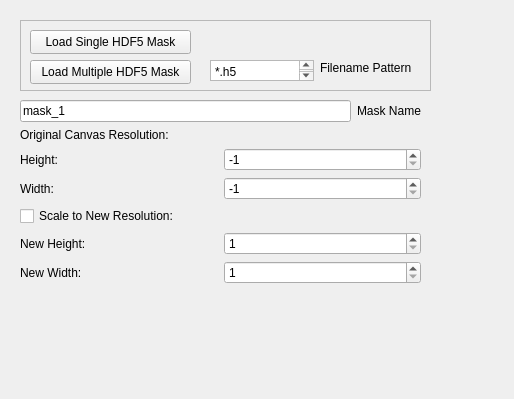
Old version of the form src/WhiskerToolbox/IO_Widgets/MaskLoaderWidget/Mask_Loader_Widget.ui in the repository paulmthompson/WhiskerToolbox.
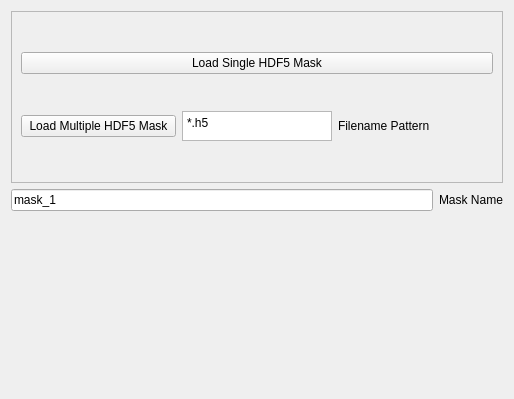
New version of the form. Custom widgets are drawn as their Qt base class.

Commit message: mask loader widget has scaling now

Diff of the .ui file:
```diff
--- a/src/WhiskerToolbox/IO_Widgets/MaskLoaderWidget/Mask_Loader_Widget.ui
+++ b/src/WhiskerToolbox/IO_Widgets/MaskLoaderWidget/Mask_Loader_Widget.ui
@@ -13,84 +13,57 @@
   <property name="windowTitle">
    <string>Form</string>
   </property>
+  <layout class="QVBoxLayout" name="mainVerticalLayout">
+    <item>
   <widget class="QFrame" name="frame">
-   <property name="geometry">
-    <rect>
-     <x>20</x>
-     <y>20</y>
-     <width>411</width>
-     <height>71</height>
-    </rect>
-   </property>
    <property name="frameShape">
     <enum>QFrame::Shape::StyledPanel</enum>
    </property>
    <property name="frameShadow">
     <enum>QFrame::Shadow::Raised</enum>
    </property>
+        <layout class="QVBoxLayout" name="frameLayout">
+            <item>
    <widget class="QPushButton" name="load_single_hdf5_mask">
-    <property name="geometry">
-     <rect>
-      <x>10</x>
-      <y>10</y>
-      <width>161</width>
-      <height>24</height>
-     </rect>
-    </property>
     <property name="text">
      <string>Load Single HDF5 Mask</string>
     </property>
    </widget>
+            </item>
+            <item>
+            <layout class="QHBoxLayout" name="multiLoadLayout">
+                <item>
    <widget class="QPushButton" name="load_multi_hdf5_mask">
-    <property name="geometry">
-     <rect>
-      <x>10</x>
-      <y>40</y>
-      <width>161</width>
-      <height>24</height>
-     </rect>
-    </property>
     <property name="text">
      <string>Load Multiple HDF5 Mask</string>
     </property>
    </widget>
+                </item>
+                <item>
    <widget class="QPlainTextEdit" name="multi_hdf5_name_pattern">
-    <property name="geometry">
-     <rect>
-      <x>190</x>
-      <y>40</y>
-      <width>104</width>
-      <height>21</height>
-     </rect>
+                    <property name="maximumSize">
+                        <size>
+                            <width>150</width>
+                            <height>30</height>
+                        </size>
     </property>
     <property name="plainText">
      <string>*.h5</string>
     </property>
    </widget>
+                </item>
+                <item>
    <widget class="QLabel" name="label_2">
-    <property name="geometry">
-     <rect>
-      <x>300</x>
-      <y>40</y>
-      <width>101</width>
-      <height>16</height>
-     </rect>
-    </property>
     <property name="text">
      <string>Filename Pattern</string>
     </property>
    </widget>
-  </widget>
-  <widget class="QWidget" name="verticalLayoutWidget">
-   <property name="geometry">
-    <rect>
-     <x>20</x>
-     <y>100</y>
-     <width>401</width>
-     <height>255</height>
-    </rect>
-   </property>
-   <layout class="QVBoxLayout" name="verticalLayout">
+                </item>
+            </layout>
+            </item>
+        </layout>
+        </widget>
+    </item>
     <item>
      <layout class="QHBoxLayout" name="horizontalLayout">
       <item>
@@ -110,107 +83,7 @@
      </layout>
     </item>
     <item>
-     <layout class="QVBoxLayout" name="verticalLayout_2">
-      <item>
-       <widget class="QLabel" name="label_5">
-        <property name="text">
-         <string>Original Canvas Resolution:</string>
-        </property>
-       </widget>
-      </item>
-      <item>
-       <layout class="QGridLayout" name="gridLayout_2">
-        <item row="0" column="0">
-         <widget class="QLabel" name="label_3">
-          <property name="text">
-           <string>Height:</string>
-          </property>
-         </widget>
-        </item>
-        <item row="0" column="1">
-         <widget class="QSpinBox" name="original_height_spin">
-          <property name="minimum">
-           <number>-1</number>
-          </property>
-          <property name="maximum">
-           <number>10000</number>
-          </property>
-          <property name="value">
-           <number>-1</number>
-          </property>
-         </widget>
-        </item>
-        <item row="1" column="0">
-         <widget class="QLabel" name="label_4">
-          <property name="text">
-           <string>Width:</string>
-          </property>
-         </widget>
-        </item>
-        <item row="1" column="1">
-         <widget class="QSpinBox" name="original_width_spin">
-          <property name="minimum">
-           <number>-1</number>
-          </property>
-          <property name="maximum">
-           <number>10000</number>
-          </property>
-          <property name="value">
-           <number>-1</number>
-          </property>
-         </widget>
-        </item>
-       </layout>
-      </item>
-     </layout>
-    </item>
-    <item>
-     <layout class="QGridLayout" name="gridLayout_3">
-      <item row="0" column="0">
-       <widget class="QCheckBox" name="enable_image_scaling">
-        <property name="text">
-         <string>Scale to New Resolution:</string>
-        </property>
-       </widget>
-      </item>
-      <item row="2" column="0">
-       <widget class="QLabel" name="label_7">
-        <property name="text">
-         <string>New Width:</string>
-        </property>
-       </widget>
-      </item>
-      <item row="1" column="0">
-       <widget class="QLabel" name="label_6">
-        <property name="text">
-         <string>New Height:</string>
-        </property>
-       </widget>
-      </item>
-      <item row="1" column="1">
-       <widget class="QSpinBox" name="scaled_height_spin">
-        <property name="minimum">
-         <number>1</number>
-        </property>
-        <property name="maximum">
-         <number>10000</number>
-        </property>
-       </widget>
-      </item>
-      <item row="2" column="1">
-       <widget class="QSpinBox" name="scaled_width_spin">
-        <property name="minimum">
-         <number>1</number>
-        </property>
-        <property name="maximum">
-         <number>10000</number>
-        </property>
-       </widget>
-      </item>
-     </layout>
-    </item>
-    <item>
-     <layout class="QGridLayout" name="gridLayout"/>
+        <widget class="Scaling_Widget" name="scaling_widget" native="true"/>
     </item>
     <item>
      <spacer name="verticalSpacer">
@@ -227,7 +100,14 @@
     </item>
    </layout>
   </widget>
- </widget>
+ <customwidgets>
+    <customwidget>
+        <class>Scaling_Widget</class>
+        <extends>QWidget</extends>
+        <header>IO_Widgets/Scaling_Widget/Scaling_Widget.hpp</header>
+        <container>1</container>
+    </customwidget>
+ </customwidgets>
  <resources/>
  <connections/>
 </ui>
```
Lines whose indentation alone changed are shown as unchanged. The commit also changes 2 other files.
